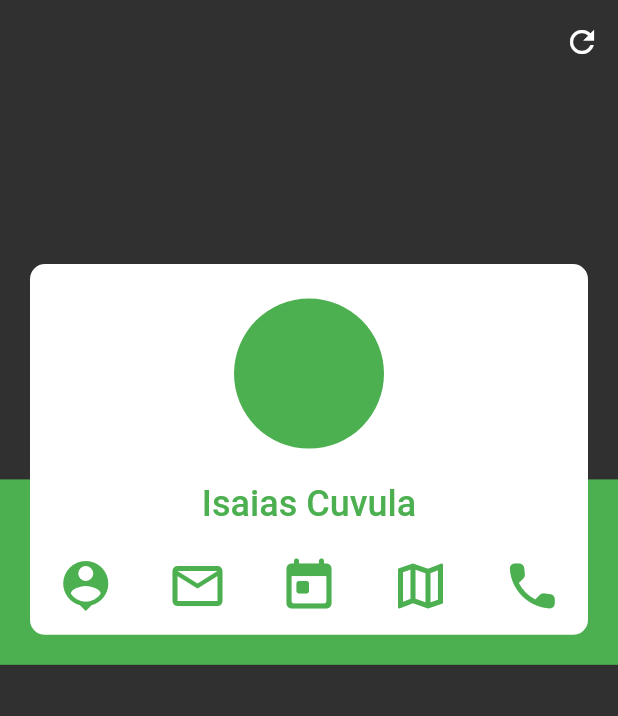
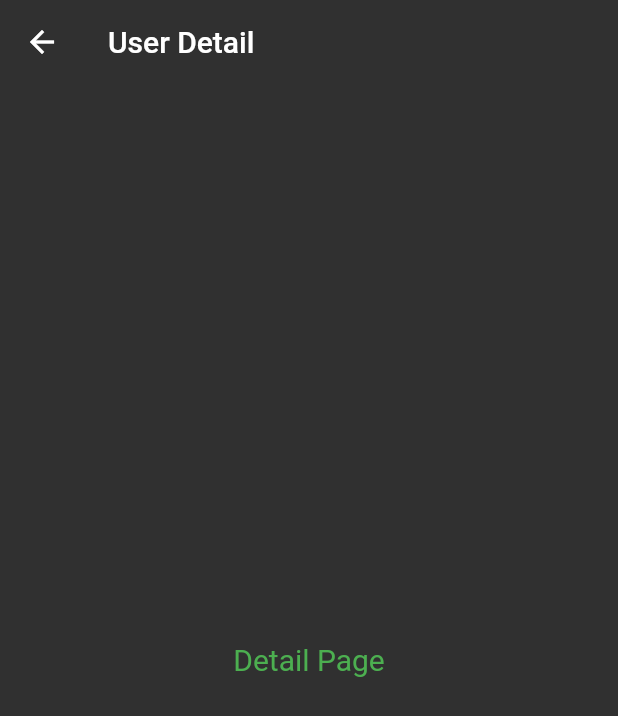
Before and after one commit to AndreiFlorea04/random_user, a Flutter app: the screen it shows after launch, after a tap on the "location history" icon, on a phone screen of 412 x 824 dp. Shown: the top 716 px of the screen. Run offline on Flutter 3.47's test engine with Material 2 defaults, Android fonts, the phone set to English and light mode, and no system bars; our stand-ins replace equatable, flutter_riverpod, go_router.

Commit message:
navigation using go_route

```diff
--- a/lib/app/app.dart
+++ b/lib/app/app.dart
@@ -1,17 +1,17 @@
 import 'package:flutter/material.dart';
+import 'package:random_user/config/router/routes_config.dart';
 import 'package:random_user/config/theme.dart';
-import 'package:random_user/presentation/presentation.dart';
 
 class RandomUser extends StatelessWidget {
   const RandomUser({super.key});
 
   @override
   Widget build(BuildContext context) {
-    return MaterialApp(
+    return MaterialApp.router(
       debugShowCheckedModeBanner: false,
       title: 'Random User',
       theme: RandomUserTheme.darkTheme,
-      home: const HomePage(),
+      routerConfig: RoutesConfig.routeConfig,
     );
   }
 }
--- /dev/null
+++ b/lib/config/config.dart
@@ -0,0 +1,2 @@
+export 'theme.dart';
+export 'router/router.dart';
--- /dev/null
+++ b/lib/config/router/router.dart
@@ -0,0 +1,3 @@
+export 'routes_config.dart';
+export 'routes.dart';
+export 'routes_name.dart';
--- /dev/null
+++ b/lib/config/router/routes.dart
@@ -0,0 +1,35 @@
+import 'package:flutter/material.dart';
+import 'package:go_router/go_router.dart';
+import 'package:random_user/config/router/router.dart';
+import 'package:random_user/presentation/presentation.dart';
+
+final routes = [
+  GoRoute(
+    path: '/',
+    name: RoutesName.home,
+    parentNavigatorKey: RoutesConfig.navigationKey,
+    builder: (context, state) => const HomePage(),
+    routes: [
+      GoRoute(
+        path: 'user-detail',
+        name: RoutesName.userDetail,
+        parentNavigatorKey: RoutesConfig.navigationKey,
+        //builder: (context, state) => const DetailPage(),
+        pageBuilder: (context, state) {
+          return CustomTransitionPage(
+            key: state.pageKey,
+            child: const DetailPage(),
+            transitionsBuilder: (ctx, animation, animation2, child) {
+              return FadeTransition(
+                opacity: CurveTween(
+                  curve: Curves.easeInOutCirc,
+                ).animate(animation),
+                child: child,
+              );
+            },
+          );
+        },
+      ),
+    ],
+  ),
+];
--- /dev/null
+++ b/lib/config/router/routes_config.dart
@@ -0,0 +1,17 @@
+import 'package:flutter/material.dart';
+import 'package:go_router/go_router.dart';
+import 'package:random_user/presentation/presentation.dart';
+import 'routes.dart';
+
+class RoutesConfig {
+  static final navigationKey = GlobalKey<NavigatorState>();
+  static final routeConfig = GoRouter(
+    initialLocation: '/',
+    navigatorKey: navigationKey,
+    routes: routes,
+    errorPageBuilder: (ctx, state) => MaterialPage(
+      key: state.pageKey,
+      child: const ErrorPage(),
+    ),
+  );
+}
--- /dev/null
+++ b/lib/config/router/routes_name.dart
@@ -0,0 +1,4 @@
+class RoutesName {
+  static const String home = 'home';
+  static const String userDetail = 'userDetail';
+}
--- a/lib/config/theme.dart
+++ b/lib/config/theme.dart
@@ -20,9 +20,9 @@ class RandomUserTheme {
         color: Colors.white,
         fontWeight: FontWeight.bold,
       ),
-      bodyLarge: TextStyle(fontSize: 24.0, color: Colors.white),
-      bodyMedium: TextStyle(fontSize: 20.0, color: Colors.white),
-      bodySmall: TextStyle(fontSize: 16.0, color: Colors.white),
+      bodyLarge: TextStyle(fontSize: 24.0, color: Colors.green),
+      bodyMedium: TextStyle(fontSize: 20.0, color: Colors.green),
+      bodySmall: TextStyle(fontSize: 16.0, color: Colors.green),
     ),
   );
 }
--- /dev/null
+++ b/lib/presentation/pages/detail_page.dart
@@ -0,0 +1,20 @@
+import 'package:flutter/material.dart';
+
+class DetailPage extends StatelessWidget {
+  const DetailPage({super.key});
+
+  @override
+  Widget build(BuildContext context) {
+    return Scaffold(
+      appBar: AppBar(
+        automaticallyImplyLeading: true,
+        title: const Text('User Detail'),
+        backgroundColor: Colors.transparent,
+        elevation: 0,
+      ),
+      body: const Center(
+        child: Text('Detail Page'),
+      ),
+    );
+  }
+}
--- a/lib/presentation/pages/home_page.dart
+++ b/lib/presentation/pages/home_page.dart
@@ -8,6 +8,7 @@ class HomePage extends StatelessWidget {
   Widget build(BuildContext context) {
     return Scaffold(
       appBar: AppBar(
+        automaticallyImplyLeading: true,
         elevation: 0,
         backgroundColor: Colors.transparent,
         actions: [
--- a/lib/presentation/pages/pages.dart
+++ b/lib/presentation/pages/pages.dart
@@ -1 +1,3 @@
 export 'home_page.dart';
+export 'detail_page.dart';
+export 'error_page.dart';
--- a/lib/presentation/widgets/user_card.dart
+++ b/lib/presentation/widgets/user_card.dart
@@ -1,4 +1,6 @@
 import 'package:flutter/material.dart';
+import 'package:go_router/go_router.dart';
+import 'package:random_user/config/router/router.dart';
 import 'package:random_user/presentation/presentation.dart';
 
 class UserCard extends StatelessWidget {
@@ -42,10 +44,7 @@ class UserCard extends StatelessWidget {
                 flex: 0,
                 child: Text(
                   'Isaias Cuvula',
-                  style: Theme.of(context)
-                      .textTheme
-                      .bodyLarge
-                      ?.copyWith(color: Colors.green),
+                  style: Theme.of(context).textTheme.bodyLarge,
                 ),
               ),
               Expanded(
@@ -56,6 +55,7 @@ class UserCard extends StatelessWidget {
                       child: UserIconAction(
                         displayIcon: Icons.person_pin,
                         onPressed: () {
+                          context.pushNamed(RoutesName.userDetail);
                           //to be definid what to do, maybe share te user info
                         },
                       ),
--- a/pubspec.yaml
+++ b/pubspec.yaml
@@ -16,6 +16,7 @@ dependencies:
   flutter_animate: ^4.1.1+1
   flutter_riverpod: ^2.3.5
   font_awesome_flutter: ^10.4.0
+  go_router: ^7.0.0
   http: ^0.13.5
 
 
```
Also changed, not shown: lib/presentation/pages/error_page.dart (added, +27 -0 lines), pubspec.lock.
